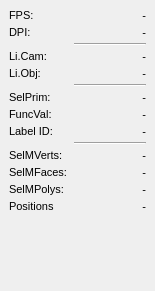
The window that gui/forms/qgmdockview.ui (barionleg/gitgAmesch) describes before a commit, drawn with Qt 5.
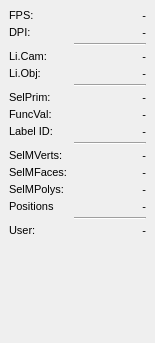
The same window after the commit.

Commit message: closes #6; move user info, display provider

Diff of the .ui file:
```diff
--- a/gui/forms/qgmdockview.ui
+++ b/gui/forms/qgmdockview.ui
@@ -7,7 +7,7 @@
     <x>0</x>
     <y>0</y>
     <width>155</width>
-    <height>291</height>
+    <height>343</height>
    </rect>
   </property>
   <property name="sizePolicy">
@@ -19,7 +19,7 @@
   <property name="minimumSize">
    <size>
     <width>155</width>
-    <height>291</height>
+    <height>343</height>
    </size>
   </property>
   <property name="windowTitle">
@@ -328,6 +328,13 @@
       </property>
      </widget>
     </item>
+    <item row="9" column="1">
+     <widget class="Line" name="line_3">
+      <property name="orientation">
+       <enum>Qt::Horizontal</enum>
+      </property>
+     </widget>
+    </item>
     <item row="10" column="0">
      <widget class="QLabel" name="labelSelMVerts">
       <property name="font">
@@ -484,8 +491,35 @@
       </property>
      </widget>
     </item>
-    <item row="9" column="1">
-     <widget class="Line" name="line_3">
+    <item row="15" column="0">
+     <widget class="QLabel" name="labelUser">
+      <property name="font">
+       <font>
+        <pointsize>8</pointsize>
+       </font>
+      </property>
+      <property name="text">
+       <string>User:</string>
+      </property>
+     </widget>
+    </item>
+    <item row="15" column="1">
+     <widget class="QLabel" name="labelUserValue">
+      <property name="font">
+       <font>
+        <pointsize>8</pointsize>
+       </font>
+      </property>
+      <property name="text">
+       <string>-</string>
+      </property>
+      <property name="alignment">
+       <set>Qt::AlignRight|Qt::AlignTrailing|Qt::AlignVCenter</set>
+      </property>
+     </widget>
+    </item>
+    <item row="14" column="1">
+     <widget class="Line" name="line_4">
       <property name="orientation">
        <enum>Qt::Horizontal</enum>
       </property>
```
The commit also changes 9 other files.
